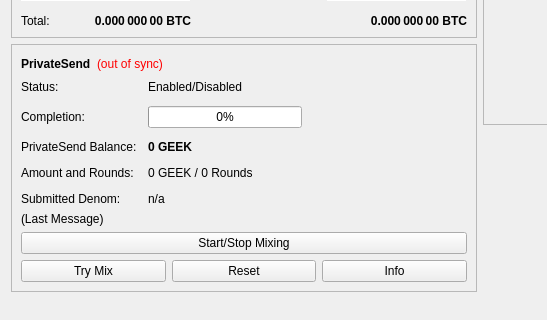
This is src/qt/forms/overviewpage.ui in blazegeek/blaze as Qt 5 draws it before an edit; both pictures show x 0 to 547 and y 178 to 498 of the 960 by 585 pixel window. The edited form follows.
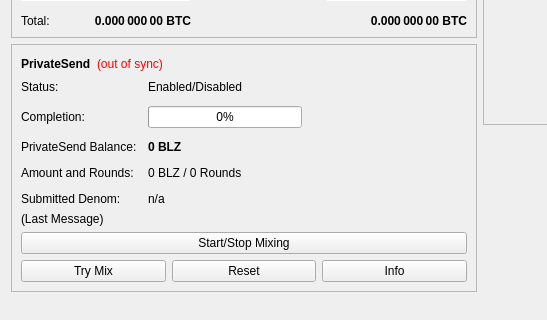
This is the edited form.

Commit message: Handles migrating the currency symbol from GEEK to BLZ

Diff of the .ui file:
```diff
--- a/src/qt/forms/overviewpage.ui
+++ b/src/qt/forms/overviewpage.ui
@@ -514,7 +514,7 @@
                </font>
               </property>
               <property name="text">
-               <string notr="true">0 GEEK</string>
+               <string notr="true">0 BLZ</string>
               </property>
              </widget>
             </item>
@@ -528,7 +528,7 @@
             <item row="3" column="1">
              <widget class="QLabel" name="labelAmountRounds">
               <property name="text">
-               <string>0 GEEK / 0 Rounds</string>
+               <string>0 BLZ / 0 Rounds</string>
               </property>
              </widget>
             </item>
```
The commit also changes 43 other files.
